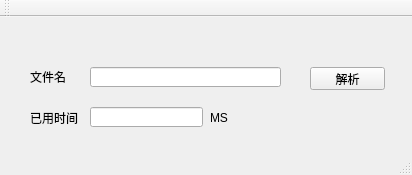
The window that mainwindow.ui (pure-qingsong/tools) describes before a commit, drawn with Qt 5.
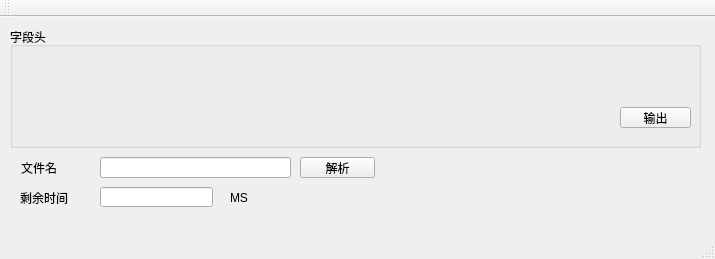
The same window after the commit. Custom widgets are drawn as their Qt base class.

Commit message: 可以根据选择的字头输出解析后的文件

```diff
--- a/mainwindow.ui
+++ b/mainwindow.ui
@@ -6,8 +6,8 @@
    <rect>
     <x>0</x>
     <y>0</y>
-    <width>412</width>
-    <height>175</height>
+    <width>715</width>
+    <height>259</height>
    </rect>
   </property>
   <property name="acceptDrops">
@@ -20,10 +20,10 @@
    <widget class="QLabel" name="label">
     <property name="geometry">
      <rect>
-      <x>30</x>
-      <y>50</y>
-      <width>41</width>
-      <height>20</height>
+      <x>21</x>
+      <y>140</y>
+      <width>51</width>
+      <height>21</height>
      </rect>
     </property>
     <property name="text">
@@ -33,10 +33,10 @@
    <widget class="FileLineEdit" name="lineEdit">
     <property name="geometry">
      <rect>
-      <x>90</x>
-      <y>50</y>
+      <x>100</x>
+      <y>140</y>
       <width>191</width>
-      <height>20</height>
+      <height>21</height>
      </rect>
     </property>
     <property name="dragEnabled">
@@ -46,10 +46,10 @@
    <widget class="QPushButton" name="pushButton">
     <property name="geometry">
      <rect>
-      <x>310</x>
-      <y>50</y>
+      <x>300</x>
+      <y>140</y>
       <width>75</width>
-      <height>23</height>
+      <height>21</height>
      </rect>
     </property>
     <property name="text">
@@ -59,21 +59,21 @@
    <widget class="QLabel" name="label_2">
     <property name="geometry">
      <rect>
-      <x>30</x>
-      <y>90</y>
+      <x>20</x>
+      <y>170</y>
       <width>54</width>
       <height>21</height>
      </rect>
     </property>
     <property name="text">
-     <string>已用时间</string>
+     <string>剩余时间</string>
     </property>
    </widget>
    <widget class="QLineEdit" name="TimeLine">
     <property name="geometry">
      <rect>
-      <x>90</x>
-      <y>90</y>
+      <x>100</x>
+      <y>170</y>
       <width>113</width>
       <height>20</height>
      </rect>
@@ -82,8 +82,8 @@
    <widget class="QLabel" name="label_3">
     <property name="geometry">
      <rect>
-      <x>210</x>
-      <y>90</y>
+      <x>230</x>
+      <y>170</y>
       <width>21</width>
       <height>21</height>
      </rect>
@@ -92,6 +92,49 @@
      <string>MS</string>
     </property>
    </widget>
+   <widget class="QGroupBox" name="groupBox">
+    <property name="geometry">
+     <rect>
+      <x>10</x>
+      <y>10</y>
+      <width>691</width>
+      <height>121</height>
+     </rect>
+    </property>
+    <property name="sizePolicy">
+     <sizepolicy hsizetype="Fixed" vsizetype="Fixed">
+      <horstretch>0</horstretch>
+      <verstretch>0</verstretch>
+     </sizepolicy>
+    </property>
+    <property name="title">
+     <string>字段头</string>
+    </property>
+    <widget class="QWidget" name="horizontalLayoutWidget">
+     <property name="geometry">
+      <rect>
+       <x>10</x>
+       <y>10</y>
+       <width>671</width>
+       <height>61</height>
+      </rect>
+     </property>
+     <layout class="QHBoxLayout" name="horizontalLayout"/>
+    </widget>
+    <widget class="QPushButton" name="outputPB">
+     <property name="geometry">
+      <rect>
+       <x>610</x>
+       <y>80</y>
+       <width>71</width>
+       <height>21</height>
+      </rect>
+     </property>
+     <property name="text">
+      <string>输出</string>
+     </property>
+    </widget>
+   </widget>
   </widget>
   <widget class="QMenuBar" name="menuBar">
    <property name="geometry">
```
Left out of the diff: 7 changed lines with no effect on the pictures. The commit also changes 3 other files.
